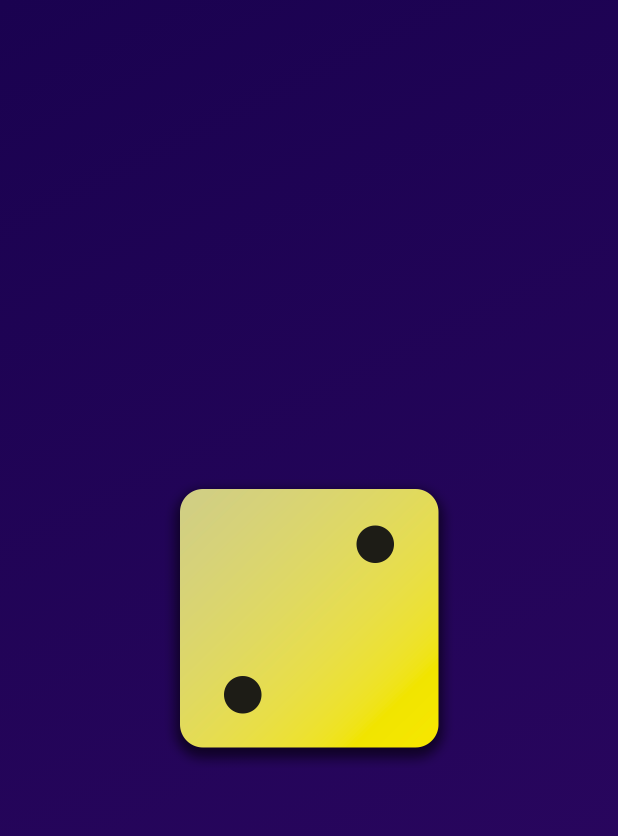
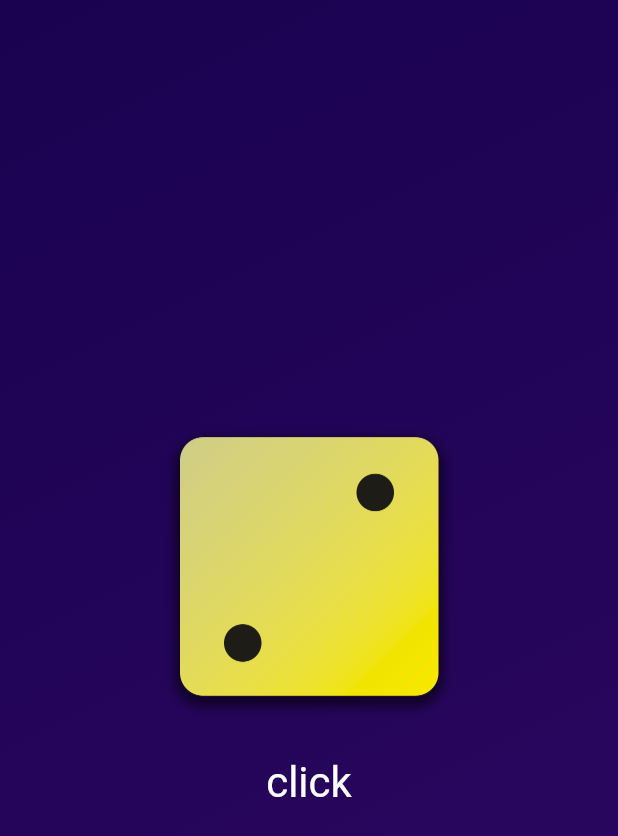
Before and after one commit to NFAP0221S/flutter_max, a Flutter app: the screen it shows after launch, on a phone screen of 412 x 824 dp. Shown: the top 836 px of the screen. Run offline on Flutter 3.47's test engine with Material 3 defaults, Android fonts, the phone set to English and light mode, and no system bars.

Commit message:
padding의 대안SizedBox 위젯

```diff
--- a/dice/lib/gradient_container.dart
+++ b/dice/lib/gradient_container.dart
@@ -13,6 +13,8 @@ class GradientContainer extends StatelessWidget {
   final Color color1;
   final Color color2;
 
+  void rollDice() {}
+
   @override
   Widget build(context) {
     return Container(
@@ -23,9 +25,25 @@ class GradientContainer extends StatelessWidget {
         end: endAlignment,
       )),
       child: Center(
-        // Image위젯은 동적 위젯
-        child: Image.asset('assets/images/dice-2.png', width: 200)
-      ),
+          // Image위젯은 동적 위젯
+          child: Column(
+        mainAxisSize: MainAxisSize.min, // 축 크기
+        children: [
+          Image.asset('assets/images/dice-2.png', width: 200),
+          const SizedBox(height: 20,),
+          TextButton(
+              onPressed: rollDice,
+              style: TextButton.styleFrom(
+                // padding: const EdgeInsets.only(top: 20),
+                foregroundColor: Colors.white,
+                textStyle: const TextStyle(
+                  color: Colors.white,
+                  fontSize: 28,
+                ),
+              ),
+              child: const Text('click'))
+        ],
+      )),
     );
   }
 }
```
